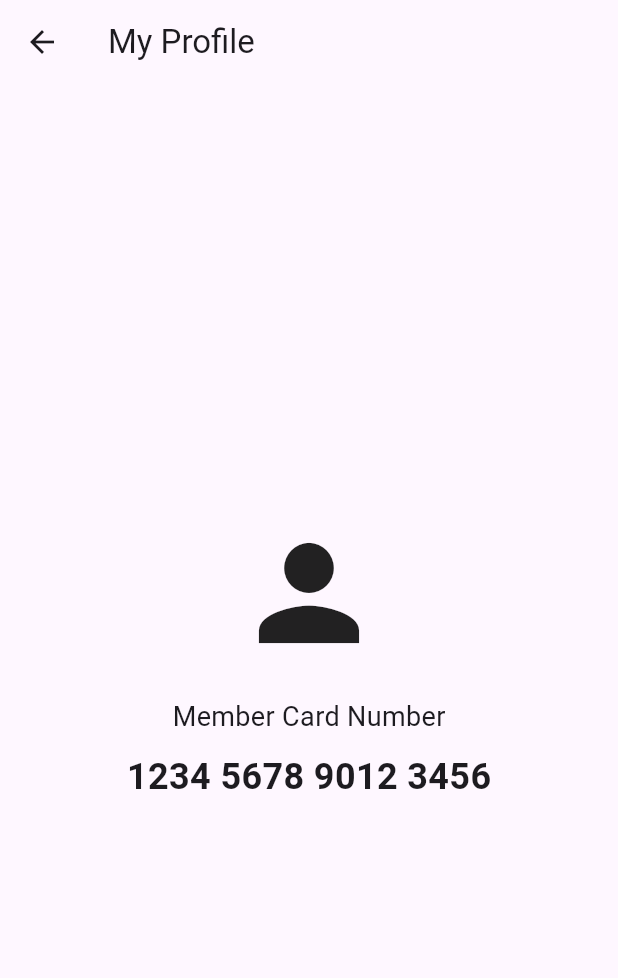
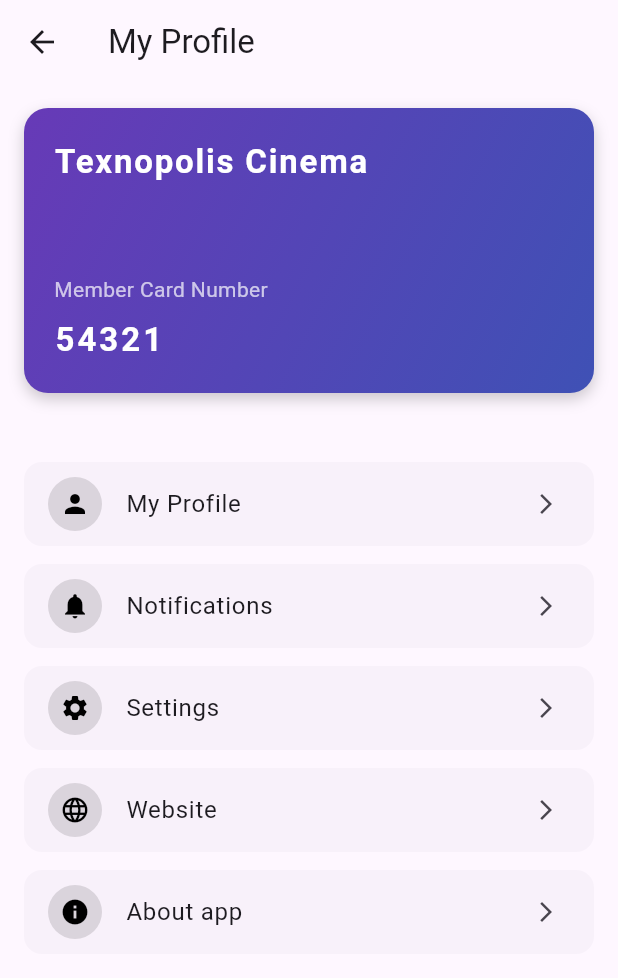
Before and after one commit to giorgosioak/texnopolis, a Flutter app: the ProfileScreen screen opened directly, on a phone screen of 412 x 824 dp. Shown: the top 978 px of the screen. Run offline on Flutter 3.47's test engine with Material 3 defaults, Android fonts, the phone set to English and light mode, and no system bars; network calls fail.

Commit message:
made cards elevated to 0, made list view default in now showing, improved profile screen

```diff
--- a/lib/screens/movie_detail_screen.dart
+++ b/lib/screens/movie_detail_screen.dart
@@ -224,7 +224,7 @@ class _MovieDetailScreenState extends State<MovieDetailScreen> {
         b.timeslots.first)); // sort chronologically by the first timeslot
 
     return Card(
-      elevation: 4.0,
+      elevation: 0,
       shape: RoundedRectangleBorder(
         borderRadius: BorderRadius.circular(12.0),
       ),
--- a/lib/screens/now_showing_screen.dart
+++ b/lib/screens/now_showing_screen.dart
@@ -14,7 +14,7 @@ class NowShowingScreen extends StatefulWidget {
 
 class _NowShowingScreenState extends State<NowShowingScreen> {
   // A boolean variable to track whether we are in grid or list view
-  bool isGridView = true;
+  bool isGridView = false;
 
   // Toggle between grid and list layout
   void _toggleLayout() {
--- a/lib/screens/profile_screen.dart
+++ b/lib/screens/profile_screen.dart
@@ -1,25 +1,106 @@
 import 'package:flutter/material.dart';
 
 class ProfileScreen extends StatelessWidget {
-  const ProfileScreen({Key? key}) : super(key: key);
+  const ProfileScreen({super.key});
 
   @override
   Widget build(BuildContext context) {
-    final String userCardNumber = '1234 5678 9012 3456'; // Replace with actual data source
+    final String userCardNumber = '54321'; // Can be 3-10 digits
+
     return Scaffold(
-      appBar: AppBar(title: const Text('My Profile')),
-      body: Center(
+      appBar: AppBar(
+        title: const Text('My Profile'),
+      ),
+      body: SingleChildScrollView(
+        padding: const EdgeInsets.all(16),
         child: Column(
-          mainAxisAlignment: MainAxisAlignment.center,
           children: [
-            const Icon(Icons.person, size: 100),
-            const SizedBox(height: 20),
-            const Text('Member Card Number', style: TextStyle(fontSize: 18)),
-            const SizedBox(height: 10),
-            Text(userCardNumber, style: const TextStyle(fontSize: 24, fontWeight: FontWeight.bold)),
+            // Loyalty card
+            Container(
+              width: double.infinity,
+              padding: const EdgeInsets.all(20),
+              decoration: BoxDecoration(
+                gradient: const LinearGradient(
+                  colors: [Colors.deepPurple, Colors.indigo],
+                  begin: Alignment.topLeft,
+                  end: Alignment.bottomRight,
+                ),
+                borderRadius: BorderRadius.circular(16),
+                boxShadow: [
+                  BoxShadow(
+                    color: Colors.black.withOpacity(0.2),
+                    blurRadius: 8,
+                    offset: const Offset(0, 4),
+                  ),
+                ],
+              ),
+              child: Column(
+                crossAxisAlignment: CrossAxisAlignment.start,
+                children: [
+                  const Text(
+                    'Texnopolis Cinema',
+                    style: TextStyle(
+                      color: Colors.white,
+                      fontSize: 22,
+                      fontWeight: FontWeight.bold,
+                      letterSpacing: 1.2,
+                    ),
+                  ),
+                  const SizedBox(height: 60),
+                  const Text(
+                    'Member Card Number',
+                    style: TextStyle(
+                      color: Colors.white70,
+                      fontSize: 14,
+                    ),
+                  ),
+                  const SizedBox(height: 8),
+                  Text(
+                    userCardNumber,
+                    style: const TextStyle(
+                      color: Colors.white,
+                      fontSize: 22,
+                      fontWeight: FontWeight.bold,
+                      letterSpacing: 2.0,
+                    ),
+                  ),
+                ],
+              ),
+            ),
+            const SizedBox(height: 40),
+
+            // Settings buttons
+            _buildSettingButton(Icons.person, 'My Profile'),
+            _buildSettingButton(Icons.notifications, 'Notifications'),
+            _buildSettingButton(Icons.settings, 'Settings'),
+            _buildSettingButton(Icons.language, 'Website'),
+            _buildSettingButton(Icons.info, 'About app'),
           ],
         ),
       ),
     );
   }
+
+  Widget _buildSettingButton(IconData icon, String title) {
+    return Card(
+      elevation: 0,
+      margin: const EdgeInsets.symmetric(vertical: 6),
+      shape: RoundedRectangleBorder(borderRadius: BorderRadius.circular(12)),
+      child: ListTile(
+        leading: Container(
+          decoration: const BoxDecoration(
+            shape: BoxShape.circle,
+            color: Colors.black12,
+          ),
+          padding: const EdgeInsets.all(8),
+          child: Icon(icon, color: Colors.black, size: 20),
+        ),
+        title: Text(title),
+        trailing: const Icon(Icons.arrow_forward_ios, size: 16),
+        onTap: () {
+          // TODO: Handle navigation
+        },
+      ),
+    );
+  }
 }
--- a/lib/widgets/custom_card.dart
+++ b/lib/widgets/custom_card.dart
@@ -5,7 +5,7 @@ import '../models/movie.dart';
 class CustomMovieCard extends StatelessWidget {
   final Movie movie;
 
-  const CustomMovieCard({Key? key, required this.movie}) : super(key: key);
+  const CustomMovieCard({super.key, required this.movie});
 
   @override
   Widget build(BuildContext context) {
@@ -14,7 +14,8 @@ class CustomMovieCard extends StatelessWidget {
       shape: RoundedRectangleBorder(
         borderRadius: BorderRadius.circular(16.0),
       ),
-      elevation: 5.0,
+      elevation: 0,
+      // elevation: 5.0,
       child: Row(
         children: [
           // Left side: Movie image with aspect ratio
```
